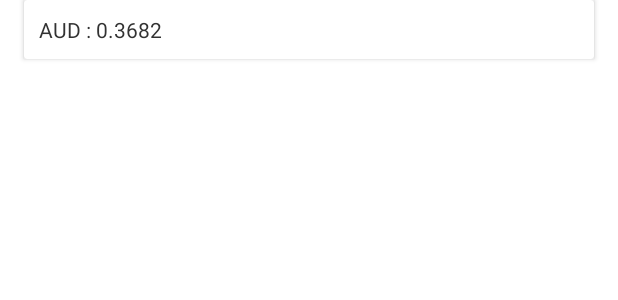
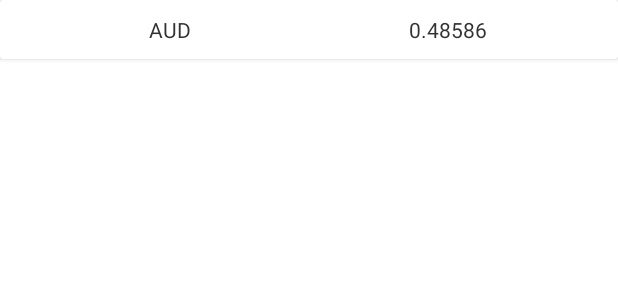
Before and after one commit to linkinheroes/Fixer, an Android app: the layout exchange_rate_row.xml on its own in the app's theme, with its tools: preview values and no code run, on a phone screen of 412 x 824 dp. Shown: the top 300 px of the screen. Run offline under Robolectric (Android 15) with nearby library versions, the phone set to English and light mode, and no system bars.

Commit message:
Exchange rate list adapter - displaying data from repository Support for orientation changes

```diff
--- /dev/null
+++ b/app/src/main/java/pl/janowicz/fixer/ui/list/ExchangeRateRow.kt
@@ -0,0 +1,6 @@
+package pl.janowicz.fixer.ui.list
+
+data class ExchangeRateRow(
+    val currency: String,
+    val rate: String
+)
--- a/app/src/main/java/pl/janowicz/fixer/ui/list/ExchangeRatesDay.kt
+++ b/app/src/main/java/pl/janowicz/fixer/ui/list/ExchangeRatesDay.kt
@@ -2,5 +2,5 @@ package pl.janowicz.fixer.ui.list
 
 data class ExchangeRatesDay(
     val dateHeader: String,
-    val rates: List<String>
+    val rates: List<ExchangeRateRow>
 )
--- a/app/src/main/res/layout/exchange_rate_day_header.xml
+++ b/app/src/main/res/layout/exchange_rate_day_header.xml
@@ -1,6 +1,7 @@
 <?xml version="1.0" encoding="utf-8"?>
 <androidx.appcompat.widget.AppCompatTextView xmlns:android="http://schemas.android.com/apk/res/android"
     xmlns:tools="http://schemas.android.com/tools"
+    android:id="@+id/exchange_rate_day_header_text_view"
     style="@style/ExchangeRateListDayHeader"
     android:layout_width="match_parent"
     android:layout_height="wrap_content"
--- a/app/src/main/res/layout/exchange_rate_row.xml
+++ b/app/src/main/res/layout/exchange_rate_row.xml
@@ -1,15 +1,35 @@
 <?xml version="1.0" encoding="utf-8"?>
 <androidx.cardview.widget.CardView xmlns:android="http://schemas.android.com/apk/res/android"
+    xmlns:app="http://schemas.android.com/apk/res-auto"
     xmlns:tools="http://schemas.android.com/tools"
     android:layout_width="match_parent"
-    android:layout_height="wrap_content"
-    android:layout_marginStart="@dimen/exchange_rate_list_day_row_vertical_margin"
-    android:layout_marginEnd="@dimen/exchange_rate_list_day_row_vertical_margin">
+    android:layout_height="wrap_content">
 
-    <androidx.appcompat.widget.AppCompatTextView
-        android:id="@+id/exchange_rate_card_text_view"
-        style="@style/ExchangeRateListRowText"
+    <androidx.constraintlayout.widget.ConstraintLayout
         android:layout_width="match_parent"
-        android:layout_height="wrap_content"
-        tools:text="AUD : 0.3682" />
+        android:layout_height="wrap_content">
+
+        <androidx.appcompat.widget.AppCompatTextView
+            android:id="@+id/exchange_rate_currency_text_view"
+            style="@style/ExchangeRateListRowCurrencyText"
+            android:layout_width="0dp"
+            android:layout_height="wrap_content"
+            app:layout_constraintBottom_toBottomOf="parent"
+            app:layout_constraintStart_toStartOf="parent"
+            app:layout_constraintTop_toTopOf="parent"
+            app:layout_constraintWidth_percent="0.5"
+            tools:text="AUD" />
+
+        <androidx.appcompat.widget.AppCompatTextView
+            android:id="@+id/exchange_rate_text_view"
+            style="@style/ExchangeRateListRowRateText"
+            android:layout_width="0dp"
+            android:layout_height="wrap_content"
+            app:layout_constraintBottom_toBottomOf="parent"
+            app:layout_constraintEnd_toEndOf="parent"
+            app:layout_constraintTop_toTopOf="parent"
+            app:layout_constraintWidth_percent="0.5"
+            tools:text="0.48586" />
+
+    </androidx.constraintlayout.widget.ConstraintLayout>
 </androidx.cardview.widget.CardView>
--- a/app/src/main/res/values/dimen.xml
+++ b/app/src/main/res/values/dimen.xml
@@ -2,9 +2,10 @@
 <resources>
     <dimen name="exchange_rate_list_title_text_size">22sp</dimen>
     <dimen name="exchange_rate_list_title_padding">16dp</dimen>
+    <dimen name="exchange_rate_list_items_space_vertical">16dp</dimen>
+    <dimen name="exchange_rate_list_items_space_horizontal">16dp</dimen>
     <dimen name="exchange_rate_list_day_header_text_size">18sp</dimen>
-    <dimen name="exchange_rate_list_day_header_text_padding">16dp</dimen>
-    <dimen name="exchange_rate_list_day_row_vertical_margin">16dp</dimen>
+    <dimen name="exchange_rate_list_day_header_text_padding">10dp</dimen>
     <dimen name="exchange_rate_list_day_row_text_margin">10dp</dimen>
     <dimen name="exchange_rate_list_day_row_text_size">14sp</dimen>
 </resources>
--- a/app/src/main/res/values/strings.xml
+++ b/app/src/main/res/values/strings.xml
@@ -1,9 +1,9 @@
 <resources>
-    <string name="app_name">Fixer</string>
+    <string name="app_name" translatable="false">Fixer</string>
 
-    <string name="exchange_rate_list_title">Euro exchange rates</string>
+    <string name="exchange_rate_list_title">EURO exchange rates</string>
 
     <string name="api_error_server">Server error: %1$d</string>
     <string name="api_error_wrong_response">Wrong response from server</string>
-    <string name="api_error_connection">Connection error. Check your internet connection.</string>
+    <string name="api_error_connection">Connection error. Check your Internet connection.</string>
 </resources>
--- a/app/src/main/res/values/styles.xml
+++ b/app/src/main/res/values/styles.xml
@@ -20,10 +20,18 @@
         <item name="android:textSize">@dimen/exchange_rate_list_day_header_text_size</item>
     </style>
 
-    <style name="ExchangeRateListRowText" parent="Widget.AppCompat.TextView">
+    <style name="ExchangeRateListRowCurrencyText" parent="Widget.AppCompat.TextView">
         <item name="android:textColor">@color/exchange_rate_list_day_row_text</item>
         <item name="android:textSize">@dimen/exchange_rate_list_day_row_text_size</item>
         <item name="android:layout_margin">@dimen/exchange_rate_list_day_row_text_margin</item>
+        <item name="android:gravity">center</item>
+    </style>
+
+    <style name="ExchangeRateListRowRateText" parent="Widget.AppCompat.TextView">
+        <item name="android:textColor">@color/exchange_rate_list_day_row_text</item>
+        <item name="android:textSize">@dimen/exchange_rate_list_day_row_text_size</item>
+        <item name="android:layout_margin">@dimen/exchange_rate_list_day_row_text_margin</item>
+        <item name="android:gravity">center</item>
     </style>
 
 </resources>
```
Also changed, not shown: app/src/main/java/pl/janowicz/fixer/ui/list/ExchangeRateListFragment.kt (+26 -5 lines), app/src/main/java/pl/janowicz/fixer/ui/list/ExchangeRateListViewModel.kt (+12 -6 lines), app/src/main/java/pl/janowicz/fixer/ui/list/adapter/CurrencyRateRowViewHolder.kt (added, +14 -0 lines), app/src/main/java/pl/janowicz/fixer/ui/list/adapter/DayHeaderViewHolder.kt (added, +13 -0 lines), app/src/main/java/pl/janowicz/fixer/ui/list/adapter/ExchangeRatesAdapter.kt (added, +70 -0 lines), app/src/main/java/pl/janowicz/fixer/util/Extensions.kt (added, +9 -0 lines), app/src/main/java/pl/janowicz/fixer/util/SpaceItemDecoration.kt (added, +20 -0 lines).
